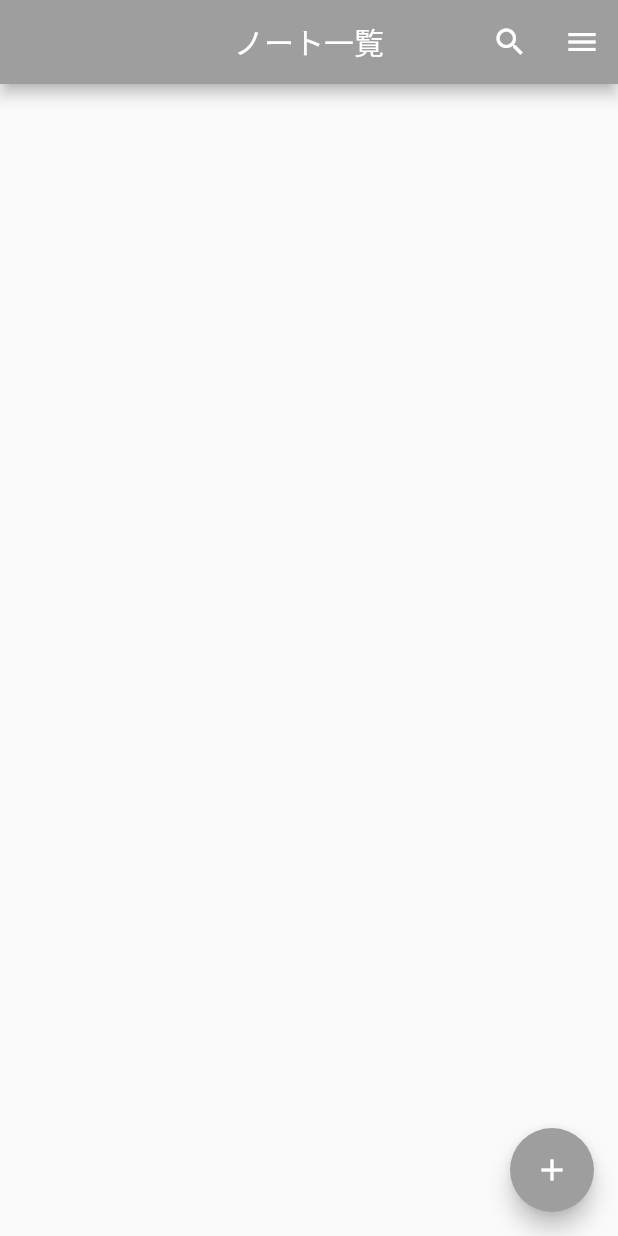
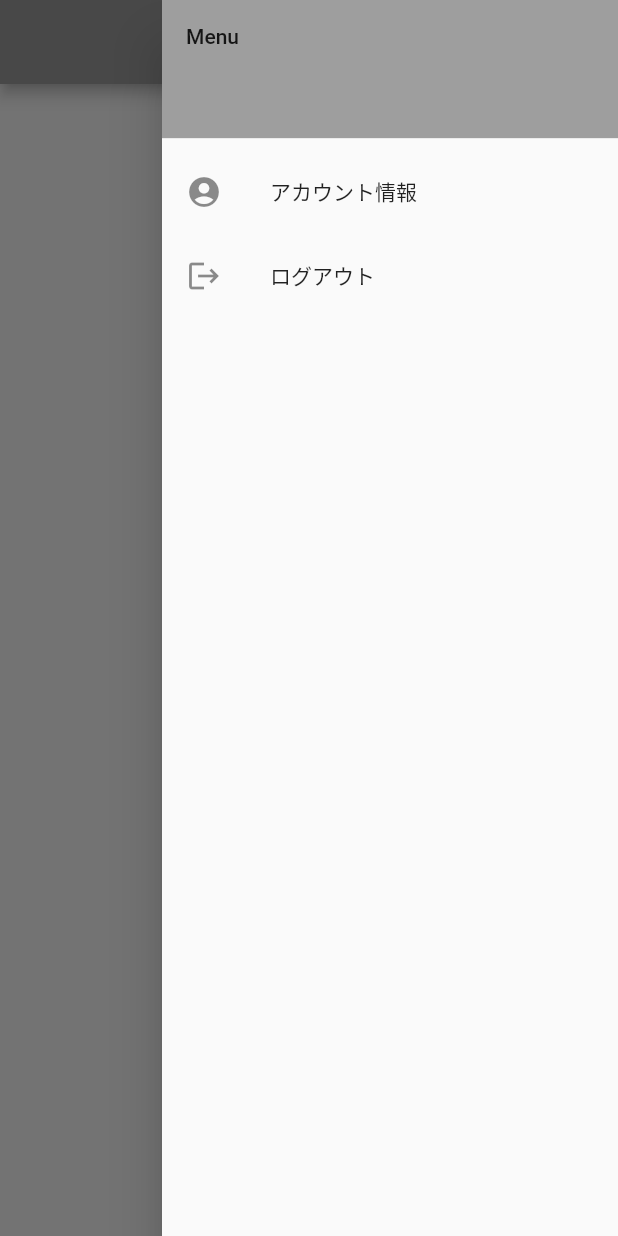
Before and after one commit to hkuroda222/taster_app, a Flutter app: the NoteList screen opened directly, after a tap on the "menu" icon, on a phone screen of 412 x 824 dp. Run offline on Flutter 3.47's test engine with Material 2 defaults, Android fonts, the phone set to English and light mode, and no system bars; our stand-ins replace cloud_firestore, firebase_auth, firebase_core, firebase_storage, flutter_riverpod, image_picker; accounts and stored records are empty; network calls fail.

Commit message:
ハンバーガーメニューとサインアウト機能の実装

```diff
--- a/lib/bloc/firebase.dart
+++ b/lib/bloc/firebase.dart
@@ -16,6 +16,11 @@ Future signInByMailAndPass(email, password) async {
   return user;
 }
 
+//サインアウト
+void signOut() {
+  auth.signOut();
+}
+
 //ドキュメント削除
 void deleteData(String collection, String documentId) {
   firestore.collection(collection).doc(documentId).delete();
--- a/lib/ui/pages/addNote.dart
+++ b/lib/ui/pages/addNote.dart
@@ -78,10 +78,6 @@ class _AddNote extends State<AddNote> {
         title: const Text('新規登録'),
         backgroundColor: Colors.grey,
         centerTitle: true,
-        actions: [
-          IconButton(icon: const Icon(Icons.search), onPressed: () {}),
-          IconButton(icon: const Icon(Icons.menu), onPressed: () {}),
-        ],
       ),
       body: Center(
         child: SingleChildScrollView(
--- a/lib/ui/pages/noteList.dart
+++ b/lib/ui/pages/noteList.dart
@@ -4,6 +4,10 @@ import 'package:cloud_firestore/cloud_firestore.dart';
 
 import 'package:intl/intl.dart';
 
+import '../../bloc/firebase.dart';
+
+import './home.dart';
+import './account.dart';
 import './addNote.dart';
 import './noteDetail.dart';
 
@@ -47,11 +51,41 @@ class _NoteState extends State<NoteList> {
         title: const Text('ノート一覧'),
         backgroundColor: Colors.grey,
         centerTitle: true,
-        actions: [
-          IconButton(icon: const Icon(Icons.search), onPressed: () {}),
-          IconButton(icon: const Icon(Icons.menu), onPressed: () {}),
-        ],
         automaticallyImplyLeading: false,
+      ),
+      endDrawer: Drawer(
+        child: ListView(
+          children: <Widget>[
+            const SizedBox(
+              height: 100,
+              child: DrawerHeader(
+                child: Text('Menu'),
+                decoration: BoxDecoration(
+                  color: Colors.grey,
+                ),
+              ),
+            ),
+            ListTile(
+                leading: const Icon(Icons.account_circle),
+                title: const Text("アカウント情報"),
+                onTap: () => Navigator.push(
+                    context,
+                    MaterialPageRoute(
+                      builder: (context) => const Account(),
+                    ))),
+            ListTile(
+                leading: const Icon(Icons.logout),
+                title: const Text("ログアウト"),
+                onTap: () => {
+                      signOut(),
+                      Navigator.push(
+                          context,
+                          MaterialPageRoute(
+                            builder: (context) => const Home(),
+                          ))
+                    }),
+          ],
+        ),
       ),
       body: Container(
         child: StreamBuilder<QuerySnapshot>(
```
Also changed, not shown: lib/ui/pages/account.dart (added, +66 -0 lines), lib/ui/pages/noteDetail.dart (+34 -3 lines).
